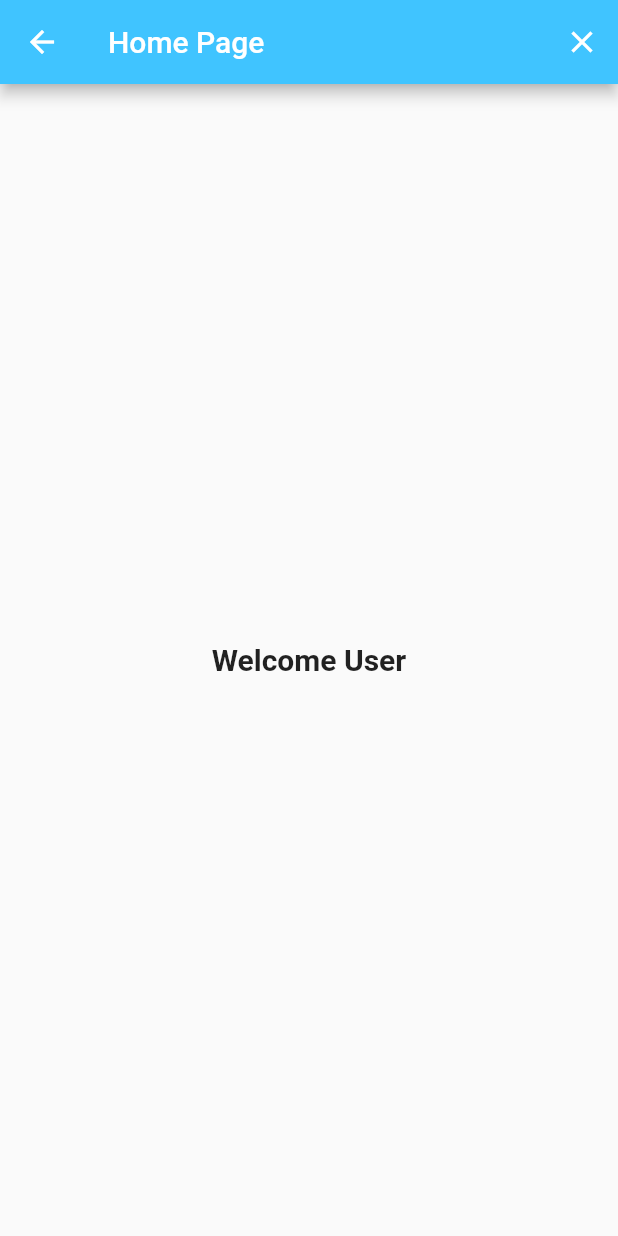
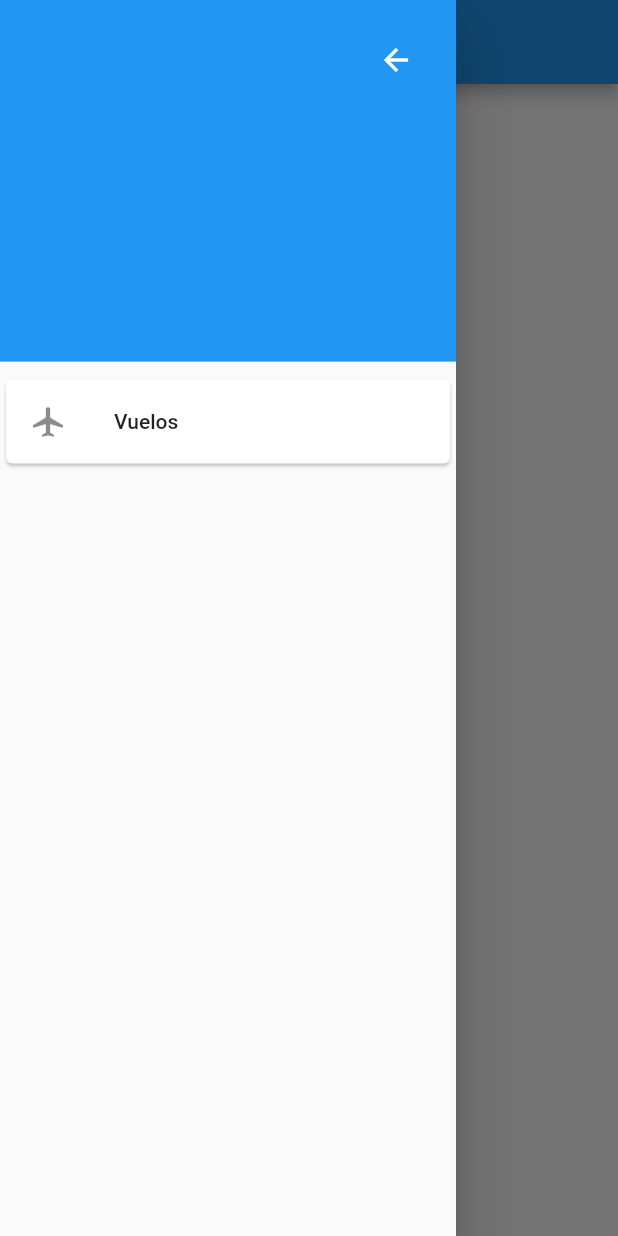
Before and after one commit to Sor1914/Aerolinea, a Flutter app: the HomeScreen screen opened by its route, with the side drawer open (before the commit the screen has no drawer), on a phone screen of 412 x 824 dp. Run offline on Flutter 3.47's test engine with Material 2 defaults, Android fonts, the light colour scheme and no system bars; our stand-ins replace cloud_firestore, firebase_auth, firebase_core, flushbar, modal_progress_hud; missing offline and left inert: dart:ffi; accounts and stored records are empty.

Commit message:
Cambios jeje

```diff
--- a/lib/page/MenuPrincipalVista.dart
+++ b/lib/page/MenuPrincipalVista.dart
@@ -1,5 +1,22 @@
 import 'package:flutter/material.dart';
 import 'package:firebase_auth/firebase_auth.dart';
+
+const kTextFieldDecoration = InputDecoration(
+  hintText: 'Enter a value',
+  hintStyle: TextStyle(color: Colors.grey),
+  contentPadding: EdgeInsets.symmetric(vertical: 10.0, horizontal: 20.0),
+  border: OutlineInputBorder(
+    borderRadius: BorderRadius.all(Radius.circular(32.0)),
+  ),
+  enabledBorder: OutlineInputBorder(
+    borderSide: BorderSide(color: Colors.lightBlueAccent, width: 1.0),
+    borderRadius: BorderRadius.all(Radius.circular(32.0)),
+  ),
+  focusedBorder: OutlineInputBorder(
+    borderSide: BorderSide(color: Colors.lightBlueAccent, width: 2.0),
+    borderRadius: BorderRadius.all(Radius.circular(32.0)),
+  ),
+);
 
 class HomeScreen extends StatefulWidget {
   @override
@@ -7,54 +24,93 @@ class HomeScreen extends StatefulWidget {
 }
 
 class _HomeScreenState extends State<HomeScreen> {
+  bool prueba = false;
   final _auth = FirebaseAuth.instance;
-
-  void initState() {
-    super.initState();
-    //getCurrentUser();
-  }
-
-  //using this function you can use the credentials of the user
-  /*void getCurrentUser() async {
-    try {
-      final user = await _auth.currentUser;
-      if (user != null) {
-        User loggedinUser = user;
-      }
-    } catch (e) {
-      print(e);
-    }
-  }*/
-
-  String prueba() {
-    final user = _auth.currentUser;
-    return user.email.toString();
-  }
-
   @override
   Widget build(BuildContext context) {
     return Scaffold(
       appBar: AppBar(
-        leading: null,
-        actions: <Widget>[
-          IconButton(
-              icon: Icon(Icons.close),
-              onPressed: () {
-                _auth.signOut();
-                Navigator.pop(context);
-
-                //Implement logout functionality
-              }),
-        ],
-        title: Text('Home Page'),
-        backgroundColor: Colors.lightBlueAccent,
+        title: const Text('Título'),
       ),
       body: Center(
-        child: Text(
-          "Welcome User" + prueba().toString(),
-          style: TextStyle(fontSize: 20.0, fontWeight: FontWeight.bold),
+        child: ListView(
+          children: [
+            Visibility(
+              visible: prueba,
+              child: Card(
+                child: ListTile(
+                  leading: Icon(Icons.airplanemode_active),
+                  title: Text('Opción 1'),
+                  onTap: () {},
+                ),
+              ),
+            ),
+            Visibility(
+              visible: prueba,
+              child: Card(
+                child: ListTile(
+                  leading: Icon(Icons.airplanemode_active),
+                  title: Text('Opción 2'),
+                  onTap: () {},
+                ),
+              ),
+            )
+          ],
         ),
       ),
+      drawer: Drawer(
+          child: ListView(
+        padding: EdgeInsets.zero,
+        children: [
+          Container(
+            padding: EdgeInsets.all(16),
+            alignment: Alignment.bottomRight,
+            decoration: const BoxDecoration(
+              color: Colors.blue,
+            ),
+            child: IconButton(
+                icon: const Icon(Icons.arrow_back),
+                color: Colors.white,
+                onPressed: () {
+                  Navigator.pop(context);
+                }),
+          ),
+          const DrawerHeader(
+            decoration: BoxDecoration(
+              color: Colors.blue,
+            ),
+            child: Text(''),
+          ),
+          Visibility(
+            visible: true,
+            child: Card(
+              child: ListTile(
+                leading: Icon(Icons.airplanemode_active),
+                title: Text('Vuelos'),
+                onTap: () {
+                  setState(() {
+                    if (prueba) {
+                      prueba = false;
+                    } else {
+                      prueba = true;
+                    }
+                    Navigator.pop(context);
+                  });
+                },
+              ),
+            ),
+          )
+        ],
+      )),
     );
   }
+
+  void initState() {
+    super.initState();
+  }
+
+  String pruebas() {
+    final user = _auth.currentUser;
+    return user.email.toString();
+  }
 }
```
Also changed, not shown: lib/page/Login/RegistroVista.dart (+18 -6 lines).
